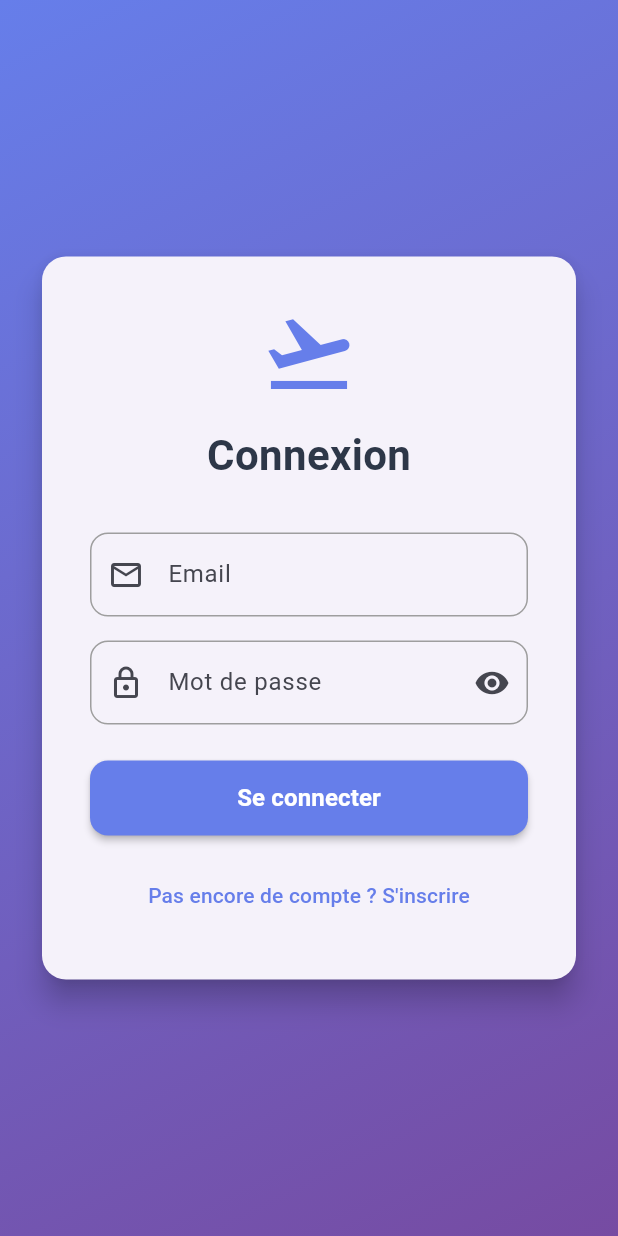
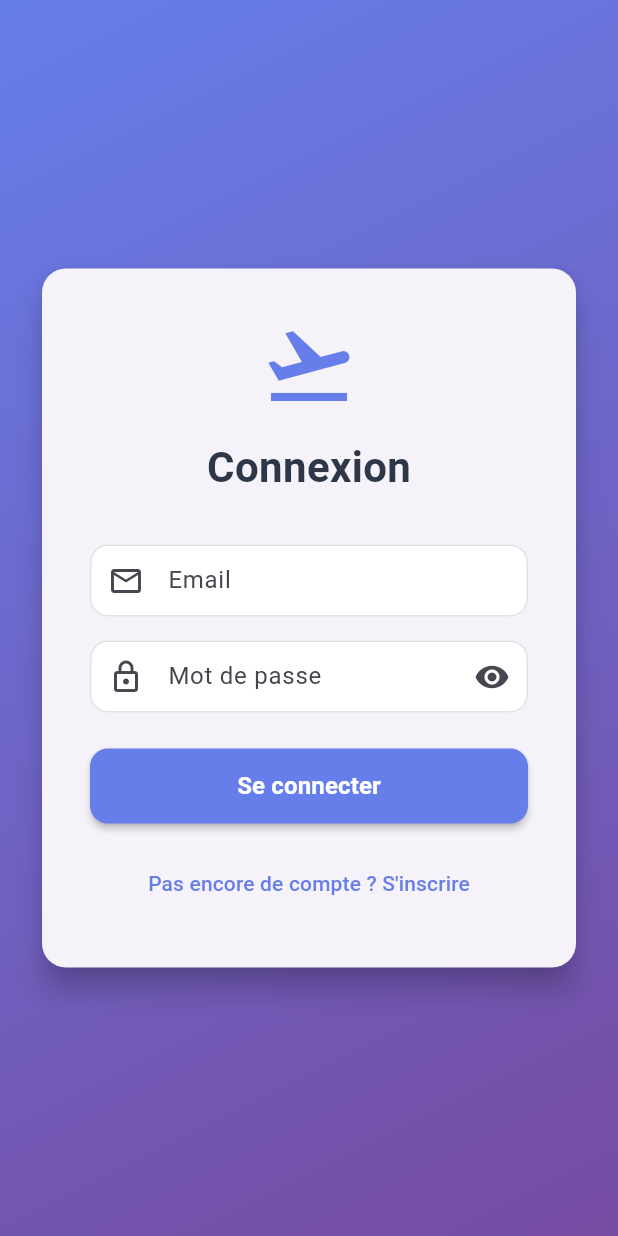
Before and after one commit to narisraz/travel_flutter, a Flutter app: the screen it shows after launch, on a phone screen of 412 x 824 dp. Run offline on Flutter 3.47's test engine with Material 3 defaults, Android fonts, the phone set to English and light mode, and no system bars; our stand-ins replace flutter_dotenv, flutter_riverpod, flutter_secure_storage, fpdart, riverpod_annotation; generated files the repository leaves out were written again.

Commit message:
✨ Introduce AppTheme for consistent theming.

```diff
--- a/lib/main.dart
+++ b/lib/main.dart
@@ -1,6 +1,7 @@
 import 'package:flutter/material.dart';
 import 'package:flutter_riverpod/flutter_riverpod.dart';
 import 'package:travel_flutter/modules/core/config/env_config.dart';
+import 'package:travel_flutter/modules/core/theme/app_theme.dart';
 import 'package:travel_flutter/pages/auth/login/login_page.dart';
 import 'package:travel_flutter/pages/home/home_page.dart';
 
@@ -17,10 +18,7 @@ class MyApp extends StatelessWidget {
   Widget build(BuildContext context) {
     return MaterialApp(
       title: 'Travel Flutter',
-      theme: ThemeData(
-        colorScheme: ColorScheme.fromSeed(seedColor: const Color(0xFF667eea)),
-        useMaterial3: true,
-      ),
+      theme: AppTheme.lightTheme,
       initialRoute: '/login',
       routes: {
         '/login': (context) => const LoginPage(),
--- a/lib/modules/core/shared/widgets/custom_text_field.dart
+++ /dev/null
@@ -1,58 +0,0 @@
-import 'package:flutter/material.dart';
-
-class CustomTextField extends StatelessWidget {
-  final String labelText;
-  final IconData prefixIcon;
-  final String? initialValue;
-  final String? errorText;
-  final TextInputType? keyboardType;
-  final bool obscureText;
-  final Widget? suffixIcon;
-  final ValueChanged<String>? onChanged;
-  final VoidCallback? onSuffixIconPressed;
-
-  const CustomTextField({
-    super.key,
-    required this.labelText,
-    required this.prefixIcon,
-    this.initialValue,
-    this.errorText,
-    this.keyboardType,
-    this.obscureText = false,
-    this.suffixIcon,
-    this.onChanged,
-    this.onSuffixIconPressed,
-  });
-
-  @override
-  Widget build(BuildContext context) {
-    return TextFormField(
-      initialValue: initialValue,
-      keyboardType: keyboardType,
-      obscureText: obscureText,
-      onChanged: onChanged,
-      decoration: InputDecoration(
-        labelText: labelText,
-        prefixIcon: Icon(prefixIcon),
-        errorText: errorText,
-        errorMaxLines: 2,
-        suffixIcon: suffixIcon != null
-            ? IconButton(icon: suffixIcon!, onPressed: onSuffixIconPressed)
-            : null,
-        border: OutlineInputBorder(borderRadius: BorderRadius.circular(12)),
-        enabledBorder: OutlineInputBorder(
-          borderRadius: BorderRadius.circular(12),
-          borderSide: const BorderSide(color: Colors.grey),
-        ),
-        focusedBorder: OutlineInputBorder(
-          borderRadius: BorderRadius.circular(12),
-          borderSide: const BorderSide(color: Color(0xFF667eea), width: 2),
-        ),
-        errorBorder: OutlineInputBorder(
-          borderRadius: BorderRadius.circular(12),
-          borderSide: const BorderSide(color: Colors.red),
-        ),
-      ),
-    );
-  }
-}
--- /dev/null
+++ b/lib/modules/core/theme/app_colors.dart
@@ -0,0 +1,32 @@
+import 'package:flutter/material.dart';
+
+class AppColors {
+  // Couleurs principales
+  static const Color primary = Color(0xFF667eea);
+  static const Color primaryVariant = Color(0xFF5a6fd8);
+  static const Color secondary = Color(0xFF764ba2);
+
+  // Couleurs de surface
+  static const Color surface = Colors.white;
+  static const Color background = Color(0xFFf8f9fa);
+
+  // Couleurs de texte
+  static const Color onPrimary = Colors.white;
+  static const Color onSurface = Color(0xFF2c3e50);
+  static const Color onSurfaceVariant = Color(0xFF6c757d);
+
+  // Couleurs d'état
+  static const Color error = Color(0xFFdc3545);
+  static const Color success = Color(0xFF28a745);
+  static const Color warning = Color(0xFFffc107);
+  static const Color info = Color(0xFF17a2b8);
+
+  // Couleurs de bordure
+  static const Color border = Color(0xFFdee2e6);
+  static const Color borderFocused = primary;
+  static const Color borderError = error;
+
+  // Couleurs de fond
+  static const Color inputBackground = Colors.white;
+  static const Color disabledBackground = Color(0xFFf8f9fa);
+}
--- /dev/null
+++ b/lib/modules/core/theme/app_theme.dart
@@ -0,0 +1,27 @@
+import 'package:flutter/material.dart';
+import 'package:travel_flutter/modules/core/theme/app_colors.dart';
+import 'package:travel_flutter/modules/core/theme/input_decoration_theme.dart';
+
+class AppTheme {
+  static ThemeData get lightTheme {
+    return ThemeData(
+      colorScheme: ColorScheme.fromSeed(
+        seedColor: AppColors.primary,
+        brightness: Brightness.light,
+      ),
+      useMaterial3: true,
+      inputDecorationTheme: InputDecorationThemeData.theme,
+
+      // Configuration des couleurs du thème
+      scaffoldBackgroundColor: AppColors.background,
+      cardColor: AppColors.surface,
+
+      // Configuration des couleurs de texte
+      textTheme: const TextTheme(
+        bodyLarge: TextStyle(color: AppColors.onSurface),
+        bodyMedium: TextStyle(color: AppColors.onSurface),
+        labelLarge: TextStyle(color: AppColors.onSurface),
+      ),
+    );
+  }
+}
--- /dev/null
+++ b/lib/modules/core/theme/input_decoration_theme.dart
@@ -0,0 +1,33 @@
+import 'package:flutter/material.dart';
+import 'package:travel_flutter/modules/core/theme/app_colors.dart';
+
+class InputDecorationThemeData {
+  static InputDecorationTheme get theme {
+    return InputDecorationTheme(
+      border: OutlineInputBorder(
+        borderRadius: BorderRadius.circular(12),
+        borderSide: const BorderSide(color: AppColors.border),
+      ),
+      enabledBorder: OutlineInputBorder(
+        borderRadius: BorderRadius.circular(12),
+        borderSide: const BorderSide(color: AppColors.border),
+      ),
+      focusedBorder: OutlineInputBorder(
+        borderRadius: BorderRadius.circular(12),
+        borderSide: const BorderSide(color: AppColors.borderFocused, width: 2),
+      ),
+      errorBorder: OutlineInputBorder(
+        borderRadius: BorderRadius.circular(12),
+        borderSide: const BorderSide(color: AppColors.borderError),
+      ),
+      focusedErrorBorder: OutlineInputBorder(
+        borderRadius: BorderRadius.circular(12),
+        borderSide: const BorderSide(color: AppColors.borderError, width: 2),
+      ),
+      errorMaxLines: 2,
+      contentPadding: const EdgeInsets.symmetric(horizontal: 16, vertical: 12),
+      fillColor: AppColors.inputBackground,
+      filled: true,
+    );
+  }
+}
--- a/lib/pages/auth/login/widgets/email_field.dart
+++ b/lib/pages/auth/login/widgets/email_field.dart
@@ -1,6 +1,5 @@
 import 'package:flutter/material.dart';
 import 'package:flutter_riverpod/flutter_riverpod.dart';
-import 'package:travel_flutter/modules/core/shared/widgets/custom_text_field.dart';
 import 'package:travel_flutter/pages/auth/login/login_view_model.dart';
 
 class EmailField extends ConsumerWidget {
@@ -13,14 +12,16 @@ class EmailField extends ConsumerWidget {
       loginViewModelProvider.select((vm) => vm.emailError),
     );
 
-    return CustomTextField(
-      labelText: 'Email',
-      prefixIcon: Icons.email_outlined,
+    return TextFormField(
       initialValue: email,
       keyboardType: TextInputType.emailAddress,
-      errorText: emailError.fold(() => null, (error) => error),
       onChanged: (value) =>
           ref.read(loginViewModelProvider.notifier).updateEmail(value),
+      decoration: InputDecoration(
+        labelText: 'Email',
+        prefixIcon: const Icon(Icons.email_outlined),
+        errorText: emailError.fold(() => null, (error) => error),
+      ),
     );
   }
 }
--- a/lib/pages/auth/login/widgets/password_field.dart
+++ b/lib/pages/auth/login/widgets/password_field.dart
@@ -1,6 +1,5 @@
 import 'package:flutter/material.dart';
 import 'package:flutter_riverpod/flutter_riverpod.dart';
-import 'package:travel_flutter/modules/core/shared/widgets/custom_text_field.dart';
 import 'package:travel_flutter/pages/auth/login/login_view_model.dart';
 
 class PasswordField extends ConsumerWidget {
@@ -19,17 +18,21 @@ class PasswordField extends ConsumerWidget {
     );
     final loginViewModel = ref.read(loginViewModelProvider.notifier);
 
-    return CustomTextField(
-      labelText: 'Mot de passe',
-      prefixIcon: Icons.lock_outlined,
+    return TextFormField(
       initialValue: password,
       obscureText: !isPasswordVisible,
-      errorText: passwordError.fold(() => null, (error) => error),
-      suffixIcon: Icon(
-        isPasswordVisible ? Icons.visibility_off : Icons.visibility,
+      onChanged: (value) => loginViewModel.updatePassword(value),
+      decoration: InputDecoration(
+        labelText: 'Mot de passe',
+        prefixIcon: const Icon(Icons.lock_outlined),
+        errorText: passwordError.fold(() => null, (error) => error),
+        suffixIcon: IconButton(
+          icon: Icon(
+            isPasswordVisible ? Icons.visibility_off : Icons.visibility,
+          ),
+          onPressed: () => loginViewModel.togglePasswordVisibility(),
+        ),
       ),
-      onChanged: (value) => loginViewModel.updatePassword(value),
-      onSuffixIconPressed: () => loginViewModel.togglePasswordVisibility(),
     );
   }
 }
```
